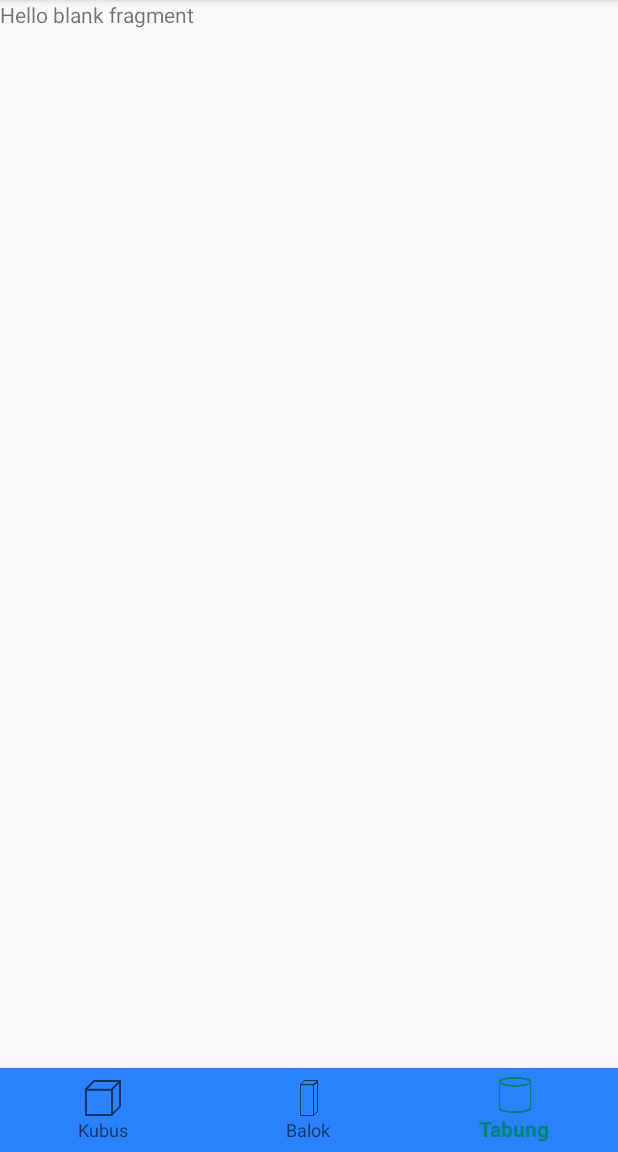
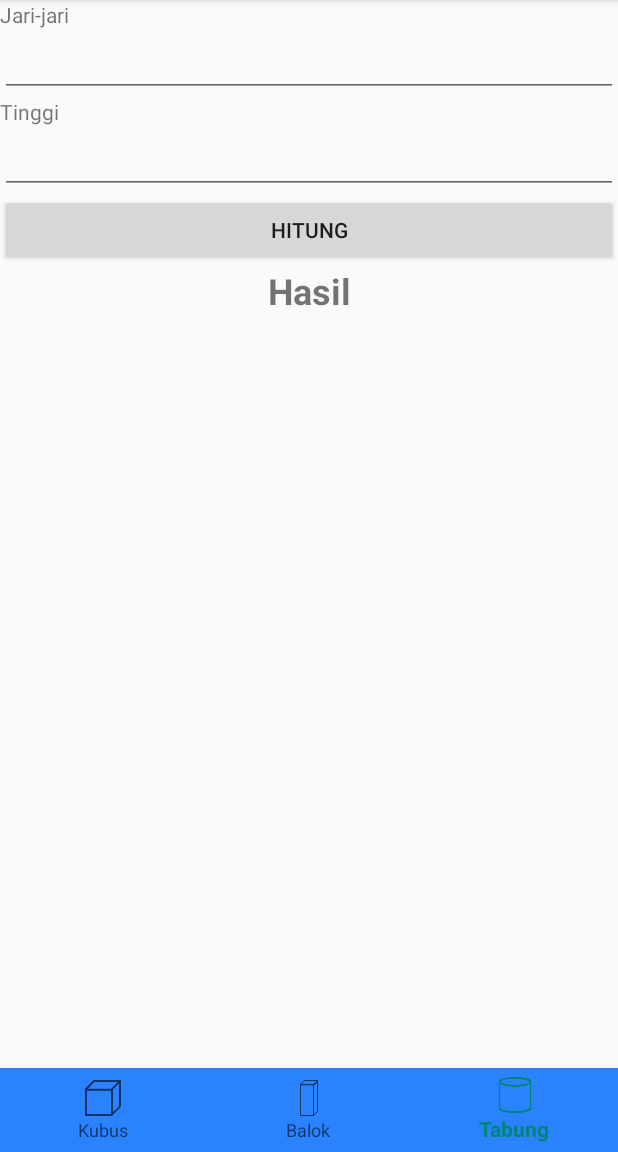
Before and after one commit to AdityaPanca/CalUTS, an Android app: the screen it shows after launch (MainActivity), item 3 of the bottom bar chosen, on a phone screen of 412 x 824 dp, the part 84-1236 px from its top. Run offline under Robolectric (Android 15) with nearby library versions, the phone set to English and light mode, and no system bars.

Commit message:
membuat fragment tabung

```diff
--- a/app/src/main/java/com/adit/caluts/activities/MainActivity.java
+++ b/app/src/main/java/com/adit/caluts/activities/MainActivity.java
@@ -20,7 +20,7 @@ public class MainActivity extends AppCompatActivity implements
     protected void onCreate(Bundle savedInstanceState) {
         super.onCreate(savedInstanceState);
         setContentView(R.layout.activity_main);
-        loadFragment(new BalokFragment());
+        loadFragment(new KubusFragment());
         BottomNavigationView bottomNavigationView = findViewById(R.id.navigation);
         // beri listener pada saat item/menu bottomnavigation terpilih
         bottomNavigationView.setOnNavigationItemSelectedListener(this);
--- a/app/src/main/java/com/adit/caluts/fragments/TabungFragment.java
+++ b/app/src/main/java/com/adit/caluts/fragments/TabungFragment.java
@@ -8,8 +8,13 @@ import androidx.fragment.app.Fragment;
 import android.view.LayoutInflater;
 import android.view.View;
 import android.view.ViewGroup;
+import android.widget.Button;
+import android.widget.EditText;
+import android.widget.TextView;
 
 import com.adit.caluts.R;
+
+import java.text.NumberFormat;
 
 /**
  * A simple {@link Fragment} subclass.
@@ -21,12 +26,34 @@ public class TabungFragment extends Fragment {
         // Required empty public constructor
     }
 
+    EditText input_tinggi_tabung;
+    EditText input_jari;
+    TextView hasilTabung;
+    Button hitung_tabung;
+    double jari,tinggi, hst;
+
 
     @Override
     public View onCreateView(LayoutInflater inflater, ViewGroup container,
                              Bundle savedInstanceState) {
-        // Inflate the layout for this fragment
-        return inflater.inflate(R.layout.fragment_tabung, container, false);
+        View view = inflater.inflate(R.layout.fragment_tabung, container, false);
+        input_jari =  view.findViewById(R.id.edt_jari);
+        input_tinggi_tabung =  view.findViewById(R.id.edt_height_tabung);
+        hasilTabung = view.findViewById(R.id.tv_result_tabung);
+        hitung_tabung = view.findViewById(R.id.btn_calculate_tabung);
+
+        hitung_tabung.setOnClickListener(new View.OnClickListener() {
+            @Override
+            public void onClick(View view) {
+                jari = Double.valueOf(input_jari.getText().toString());
+                tinggi = Double.valueOf(input_tinggi_tabung.getText().toString());
+                hst = (3.14 * jari * jari * tinggi);
+                hasilTabung.setText(NumberFormat.getInstance().format(hst));
+
+            }
+
+        });
+        return view;
     }
 
 }
--- a/app/src/main/res/layout/fragment_tabung.xml
+++ b/app/src/main/res/layout/fragment_tabung.xml
@@ -1,14 +1,44 @@
 <?xml version="1.0" encoding="utf-8"?>
-<FrameLayout xmlns:android="http://schemas.android.com/apk/res/android"
+<LinearLayout xmlns:android="http://schemas.android.com/apk/res/android"
     xmlns:tools="http://schemas.android.com/tools"
     android:layout_width="match_parent"
     android:layout_height="match_parent"
-    tools:context=".fragments.TabungFragment">
+    android:orientation="vertical"
+    tools:context=".fragments.BalokFragment">
 
-    <!-- TODO: Update blank fragment layout -->
     <TextView
         android:layout_width="match_parent"
-        android:layout_height="match_parent"
-        android:text="@string/hello_blank_fragment" />
+        android:layout_height="wrap_content"
+        android:text="Jari-jari" />
+    <EditText
+        android:id="@+id/edt_jari"
+        android:layout_width="match_parent"
+        android:layout_height="wrap_content"
+        android:inputType="numberDecimal"
+        android:lines="1" />
+    <TextView
+        android:layout_width="match_parent"
+        android:layout_height="wrap_content"
+        android:text="@string/height" />
+    <EditText
+        android:id="@+id/edt_height_tabung"
+        android:layout_width="match_parent"
+        android:layout_height="wrap_content"
+        android:inputType="numberDecimal"
+        android:lines="1" />
 
-</FrameLayout>
+    <Button
+        android:id="@+id/btn_calculate_tabung"
+        android:layout_width="match_parent"
+        android:layout_height="wrap_content"
+        android:text="@string/calculate" />
+    <TextView
+        android:id="@+id/tv_result_tabung"
+        android:layout_width="match_parent"
+        android:layout_height="wrap_content"
+        android:gravity="center"
+        android:text="@string/result"
+        android:textSize="24sp"
+        android:textStyle="bold" />
+
+</LinearLayout>
```
